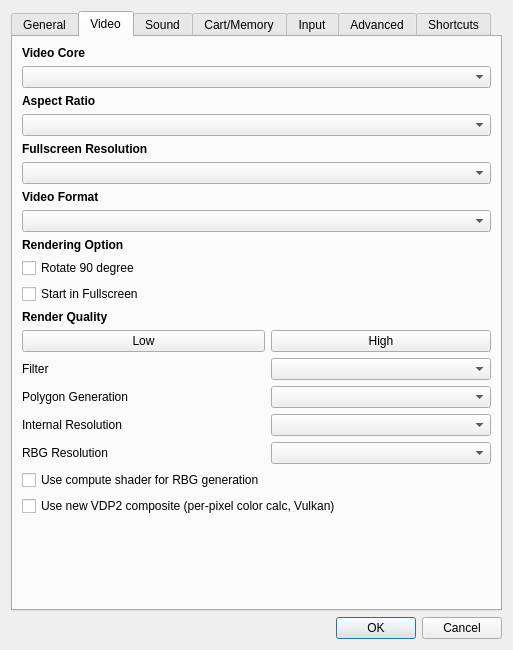
The window that yabause/src/qt/ui/UISettings.ui (jheronimus/yabause) describes before a commit, drawn with Qt 5.
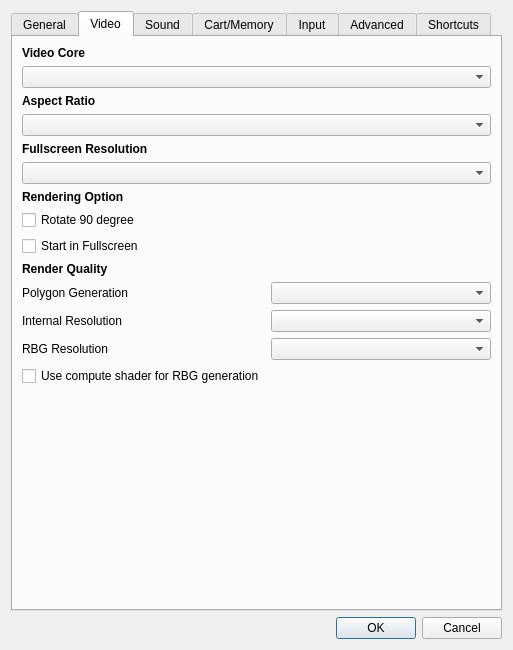
The same window after the commit. The open tabs and pages were chosen to show the change. Custom widgets are drawn as their Qt base class.

```diff
--- a/yabause/src/qt/ui/UISettings.ui
+++ b/yabause/src/qt/ui/UISettings.ui
@@ -223,13 +223,6 @@
          </property>
         </widget>
        </item>
-       <item row="25" column="0">
-        <widget class="QPushButton" name="btnLow">
-         <property name="text">
-          <string>Low</string>
-         </property>
-        </widget>
-       </item>
        <item row="28" column="1" colspan="2">
         <widget class="QComboBox" name="cbResolution"/>
        </item>
@@ -249,26 +242,9 @@
          </property>
         </spacer>
        </item>
-       <item row="25" column="1" colspan="2">
-        <widget class="QPushButton" name="btnHigh">
-         <property name="text">
-          <string>High</string>
-         </property>
-        </widget>
-       </item>
-       <item row="26" column="1" colspan="2">
-        <widget class="QComboBox" name="cbFilterMode"/>
-       </item>
        <item row="27" column="1" colspan="2">
         <widget class="QComboBox" name="cbPolygonGeneration"/>
        </item>
-       <item row="26" column="0">
-        <widget class="QLabel" name="label_5">
-         <property name="text">
-          <string>Filter</string>
-         </property>
-        </widget>
-       </item>
        <item row="30" column="0">
         <widget class="QLabel" name="label_8">
          <property name="text">
@@ -346,37 +322,12 @@
          </property>
         </widget>
        </item>
-       <item row="32" column="0" colspan="3">
-        <widget class="QCheckBox" name="cbVdp2NewComposite">
-         <property name="toolTip">
-          <string>Per-pixel VDP2 color calculation compositor (Vulkan only, experimental)</string>
-         </property>
-         <property name="text">
-          <string>Use new VDP2 composite (per-pixel color calc, Vulkan)</string>
-         </property>
-        </widget>
-       </item>
        <item row="30" column="1" colspan="2">
         <widget class="QComboBox" name="cbRBGREsolution"/>
        </item>
        <item row="3" column="0" colspan="3">
         <widget class="QComboBox" name="cbAspectRatio"/>
        </item>
-       <item row="8" column="0">
-        <widget class="QLabel" name="lVideoFormat">
-         <property name="font">
-          <font>
-           <bold>true</bold>
-          </font>
-         </property>
-         <property name="text">
-          <string>Video Format</string>
-         </property>
-         <property name="textFormat">
-          <enum>Qt::TextFormat::PlainText</enum>
-         </property>
-        </widget>
-       </item>
        <item row="10" column="0">
         <widget class="QLabel" name="label_2">
          <property name="font">
@@ -407,9 +358,6 @@
        <item row="7" column="0" colspan="3">
         <widget class="QComboBox" name="cbFullscreenResolution"/>
        </item>
-       <item row="9" column="0" colspan="3">
-        <widget class="QComboBox" name="cbVideoFormat"/>
-       </item>
       </layout>
      </widget>
      <widget class="QWidget" name="wSound">
```
Left out of the diff: 2 changed lines with no effect on the pictures.
